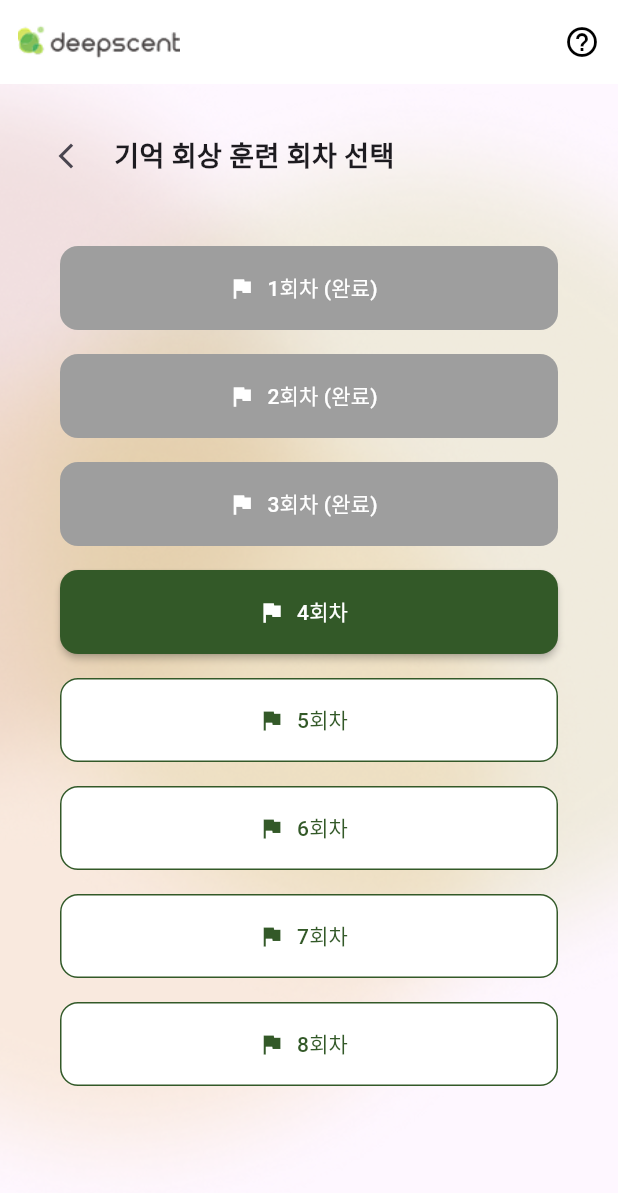
After one commit to deepscent-cnu/deepscent-cnu-app, a Flutter app: the MemoryRecallSessionSelectScreen screen opened directly, on a phone screen of 412 x 824 dp. The commit adds this screen. Shown: the top 1193 px of the screen. Run offline on Flutter 3.47's test engine with Material 3 defaults, Android fonts, the phone set to English and light mode, and no system bars; our stand-ins replace audioplayers, flutter_tts, get, speech_to_text; missing offline and left inert: record.

Commit message:
feat: 기억 회상 훈련 회차 선택 스크린 구현

```diff
--- /dev/null
+++ b/lib/features/memory_recall_training/presentation/screens/memory_recall_session_select_screen.dart
@@ -0,0 +1,134 @@
+import 'package:flutter/material.dart';
+import 'package:deepscent_cnu/features/memory_recall_training/presentation/screens/memory_recall_training_screen.dart';
+
+class MemoryRecallSessionSelectScreen extends StatelessWidget {
+  final List<bool> completedSessions = [true, true, true, false, false, false, false, false];
+
+  MemoryRecallSessionSelectScreen({super.key});
+
+  @override
+  Widget build(BuildContext context) {
+    final int firstIncompleteIndex = completedSessions.indexWhere((element) => element == false);
+
+    return Scaffold(
+      extendBodyBehindAppBar: true,
+      appBar: AppBar(
+        backgroundColor: Colors.white,
+        leadingWidth: 120,
+        leading: Padding(
+          padding: const EdgeInsets.only(left: 12.0),
+          child: Image.asset(
+            'assets/images/logo.png',
+            width: 120,
+            height: 50,
+            fit: BoxFit.contain,
+          ),
+        ),
+        actions: const [
+          Icon(Icons.help_outline, color: Colors.black),
+          SizedBox(width: 12),
+        ],
+      ),
+      body: Stack(
+        children: [
+          // 흐릿한 배경 이미지
+          Positioned.fill(
+            child: Image.asset(
+              'assets/images/blurred_background.png',
+              fit: BoxFit.cover,
+            ),
+          ),
+          // 상단 뒤로가기 + 타이틀 텍스트
+          SafeArea(
+            child: Padding(
+              padding: const EdgeInsets.symmetric(horizontal: 20, vertical: 24),
+              child: Row(
+                children: [
+                  IconButton(
+                    onPressed: () => Navigator.pop(context),
+                    icon: const Icon(Icons.arrow_back_ios_new, size: 20),
+                  ),
+                  const SizedBox(width: 8),
+                  const Text(
+                    '기억 회상 훈련 회차 선택',
+                    style: TextStyle(
+                      fontSize: 18,
+                      fontWeight: FontWeight.bold,
+                    ),
+                  ),
+                ],
+              ),
+            ),
+          ),
+          // 회차 버튼
+          SafeArea(
+            child: Padding(
+              padding: const EdgeInsets.only(
+                top: 100,
+                left: 40,
+                right: 40,
+                bottom: 20,
+              ),
+              child: ListView.builder(
+                itemCount: completedSessions.length,
+                itemBuilder: (context, index) {
+                  final bool isDone = completedSessions[index];
+                  final bool isCurrent = index == firstIncompleteIndex;
+                  final bool isFuture = index > firstIncompleteIndex;
+
+                  Color backgroundColor;
+                  Color foregroundColor;
+                  BorderSide? border;
+
+                  if (isDone) {
+                    backgroundColor = Colors.grey;
+                    foregroundColor = Colors.white;
+                  } else if (isCurrent) {
+                    backgroundColor = const Color(0xFF335928);
+                    foregroundColor = Colors.white;
+                  } else {
+                    backgroundColor = Colors.white;
+                    foregroundColor = const Color(0xFF335928);
+                    border = const BorderSide(color: Color(0xFF335928));
+                  }
+
+                  return Padding(
+                    padding: const EdgeInsets.symmetric(vertical: 8),
+                    child: ElevatedButton.icon(
+                      onPressed: isCurrent
+                          ? () {
+                              Navigator.push(
+                                context,
+                                MaterialPageRoute(
+                                  builder: (_) =>
+                                      const MemoryRecallTrainingScreen(),
+                                ),
+                              );
+                            }
+                          : () {}, // 나머지는 눌러도 아무 일 없음
+                      icon: const Icon(Icons.flag),
+                      label: Text(
+                        '${index + 1}회차${isDone ? " (완료)" : ""}',
+                      ),
+                      style: ElevatedButton.styleFrom(
+                        backgroundColor: backgroundColor,
+                        foregroundColor: foregroundColor,
+                        side: border,
+                        minimumSize: const Size(double.infinity, 56),
+                        shape: RoundedRectangleBorder(
+                          borderRadius: BorderRadius.circular(12),
+                        ),
+                        // 눌러도 효과 없게 시각만 비슷하게 유지
+                        elevation: isCurrent ? 2 : 0,
+                      ),
+                    ),
+                  );
+                },
+              ),
+            ),
+          ),
+        ],
+      ),
+    );
+  }
+}
--- a/lib/features/training_list/presentation/screens/olfactory_training_list.dart
+++ b/lib/features/training_list/presentation/screens/olfactory_training_list.dart
@@ -1,4 +1,4 @@
-import 'package:deepscent_cnu/features/memory_recall_training/presentation/screens/memory_recall_training_screen.dart';
+import 'package:deepscent_cnu/features/memory_recall_training/presentation/screens/memory_recall_session_select_screen.dart';
 import 'package:deepscent_cnu/features/normal_olfactory_training/presentation/screens/normal_olfactory_training_screen.dart';
 import 'package:flutter/material.dart';
 
@@ -125,7 +125,7 @@ class OlfactoryTrainingListScreen extends StatelessWidget {
                                               return const NormalOlfactoryTrainingScreen();
                                             } else if (mode ==
                                                 MEMORY_RECALL_MODE) {
-                                              return const MemoryRecallTrainingScreen();
+                                              return MemoryRecallSessionSelectScreen();
                                             } else {
                                               throw Exception(
                                                 'Invalid training mode',
```
